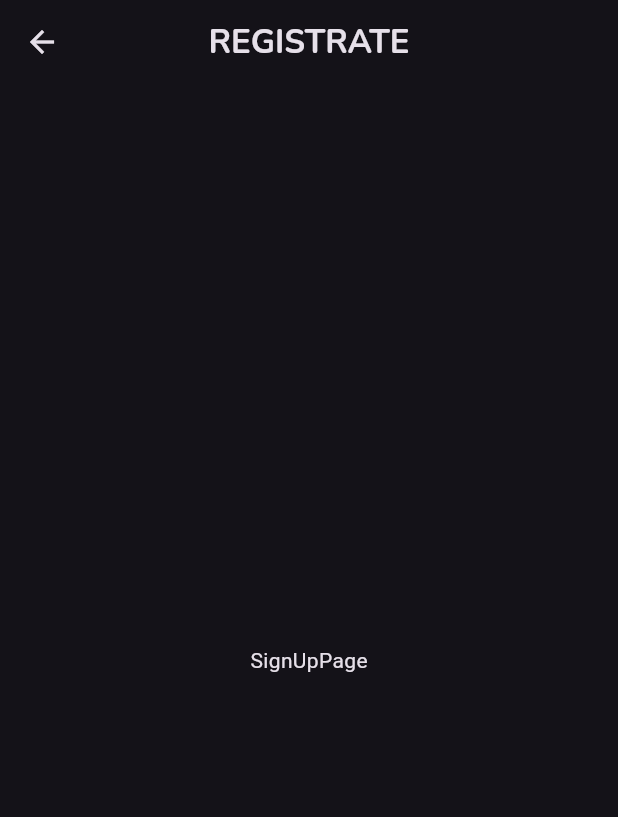
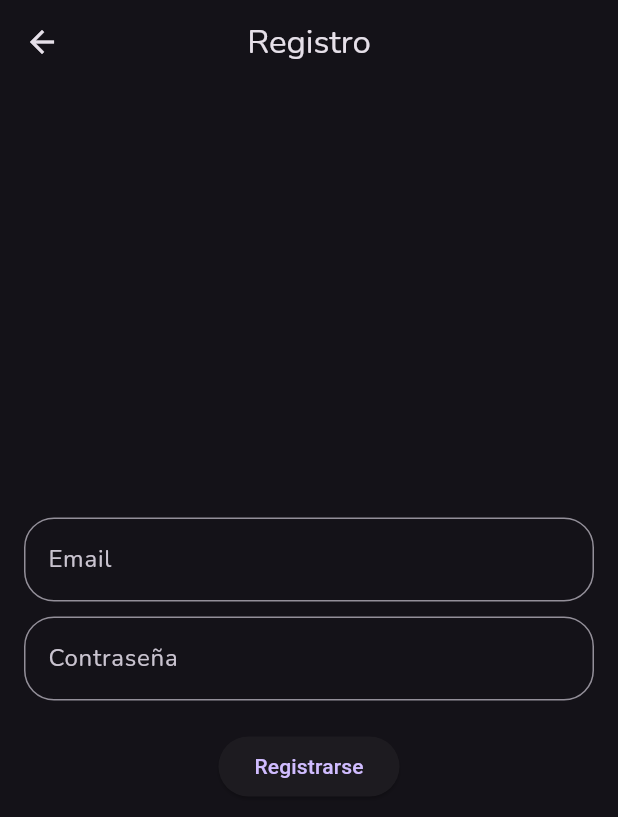
Before and after one commit to DavidTiradoDev/pokemon_test_api, a Flutter app: the screen it shows after launch, after a tap on "Registrar", on a phone screen of 412 x 824 dp. Shown: the top 817 px of the screen. Run offline on Flutter 3.47's test engine with Material 3 defaults, Android fonts, the phone set to English and light mode, and no system bars; our stand-ins replace firebase_auth, firebase_core, google_fonts; accounts and stored records are empty; network calls fail.

Commit message:
sign up has been created

```diff
--- a/lib/login/interface/login_page.dart
+++ b/lib/login/interface/login_page.dart
@@ -14,8 +14,8 @@ class LoginPage extends StatelessWidget {
   Widget build(BuildContext context) {
     final size = MediaQuery.of(context).size;
     final authProvider = Provider.of<LoginProvider>(context);
-    final TextEditingController _emailController = TextEditingController();
-    final TextEditingController _passwordController = TextEditingController();
+    final TextEditingController emailController = TextEditingController();
+    final TextEditingController passwordController = TextEditingController();
     return Scaffold(
       body: SingleChildScrollView(
         child: Column(
@@ -44,7 +44,8 @@ class LoginPage extends StatelessWidget {
               height: 10,
             ),
             TextFormField(
-              controller: _emailController,
+              keyboardType: TextInputType.emailAddress,
+              controller: emailController,
               decoration: InputDecoration(
                 label: Text(
                   'Email',
@@ -64,7 +65,7 @@ class LoginPage extends StatelessWidget {
             ),
             TextFormField(
               obscureText: true,
-              controller: _passwordController,
+              controller: passwordController,
               decoration: InputDecoration(
                 label: Text(
                   'Contraseña',
@@ -87,8 +88,8 @@ class LoginPage extends StatelessWidget {
             ),
             ElevatedButton(
               onPressed: () {
-                String email = _emailController.text;
-                String password = _passwordController.text;
+                String email = emailController.text;
+                String password = passwordController.text;
                 authProvider.signIn(email, password).then(
                   (success) {
                     if (success) {
--- a/lib/sign_up/domain/sign_up_provider.dart
+++ b/lib/sign_up/domain/sign_up_provider.dart
@@ -1,3 +1,22 @@
+import 'package:firebase_auth/firebase_auth.dart';
 import 'package:flutter/material.dart';
 
-class SignUpProvider with ChangeNotifier {}
+class SignUpProvider with ChangeNotifier {
+  final FirebaseAuth _auth = FirebaseAuth.instance;
+  User? _user;
+  Future<bool> signUpWithEmailAndPassword(String email, String password) async {
+    bool success = true;
+
+    try {
+      UserCredential userCredential = await _auth
+          .createUserWithEmailAndPassword(email: email, password: password);
+      _user = userCredential.user;
+      notifyListeners();
+    } catch (e) {
+      print(e);
+      success = false;
+    }
+
+    return success;
+  }
+}
--- a/lib/sign_up/interface/sign_up_page.dart
+++ b/lib/sign_up/interface/sign_up_page.dart
@@ -1,21 +1,100 @@
 import 'package:flutter/material.dart';
 import 'package:google_fonts/google_fonts.dart';
 
+import 'package:provider/provider.dart';
+
+import 'package:testing_model/login/login_injection.dart';
+import 'package:testing_model/sign_up/domain/sign_up_provider.dart';
+
 class SignUpPage extends StatelessWidget {
-  const SignUpPage({Key? key}) : super(key: key);
+  const SignUpPage({super.key});
 
   @override
   Widget build(BuildContext context) {
+    final TextEditingController emailController = TextEditingController();
+    final TextEditingController passwordController = TextEditingController();
+    final signInProvider = Provider.of<SignUpProvider>(context);
     return Scaffold(
       appBar: AppBar(
         title: Text(
-          'REGISTRATE',
-          style: GoogleFonts.nunito(fontWeight: FontWeight.bold),
+          'Registro',
+          style: GoogleFonts.nunito(),
         ),
         centerTitle: true,
       ),
-      body: const Center(
-        child: Text('SignUpPage'),
+      body: Center(
+        child: Padding(
+          padding: const EdgeInsets.all(16),
+          child: Column(
+            mainAxisAlignment: MainAxisAlignment.center,
+            children: [
+              TextField(
+                keyboardType: TextInputType.emailAddress,
+                controller: emailController,
+                decoration: InputDecoration(
+                  label: Text(
+                    'Email',
+                    style: GoogleFonts.nunito(),
+                  ),
+                  border: const OutlineInputBorder(
+                    borderRadius: BorderRadius.all(
+                      Radius.circular(
+                        20,
+                      ),
+                    ),
+                  ),
+                ),
+              ),
+              const SizedBox(height: 10),
+              TextField(
+                controller: passwordController,
+                decoration: InputDecoration(
+                  label: Text(
+                    'Contraseña',
+                    style: GoogleFonts.nunito(),
+                  ),
+                  border: const OutlineInputBorder(
+                    borderRadius: BorderRadius.all(
+                      Radius.circular(
+                        20,
+                      ),
+                    ),
+                  ),
+                ),
+                obscureText: true,
+              ),
+              const SizedBox(height: 20),
+              ElevatedButton(
+                onPressed: () {
+                  String email = emailController.text;
+                  String password = passwordController.text;
+
+                  signInProvider
+                      .signUpWithEmailAndPassword(email, password)
+                      .then(
+                    (success) {
+                      if (success) {
+                        Navigator.pushReplacement(
+                          context,
+                          MaterialPageRoute(
+                            builder: (context) => LoginInjection.injection(),
+                          ),
+                        );
+                      } else {
+                        ScaffoldMessenger.of(context).showSnackBar(
+                          const SnackBar(
+                            content: Text('Error al registrar'),
+                          ),
+                        );
+                      }
+                    },
+                  );
+                },
+                child: const Text('Registrarse'),
+              ),
+            ],
+          ),
+        ),
       ),
     );
   }
--- a/lib/sign_up/sign_up_injection.dart
+++ b/lib/sign_up/sign_up_injection.dart
@@ -11,7 +11,7 @@ class SignUpInjection {
   static Widget injection() {
     return ListenableProvider<SignUpProvider>(
       create: (context) => SignUpProvider(),
-      child: const SignUpPage(),
+      child: SignUpPage(),
     );
   }
 }
```
